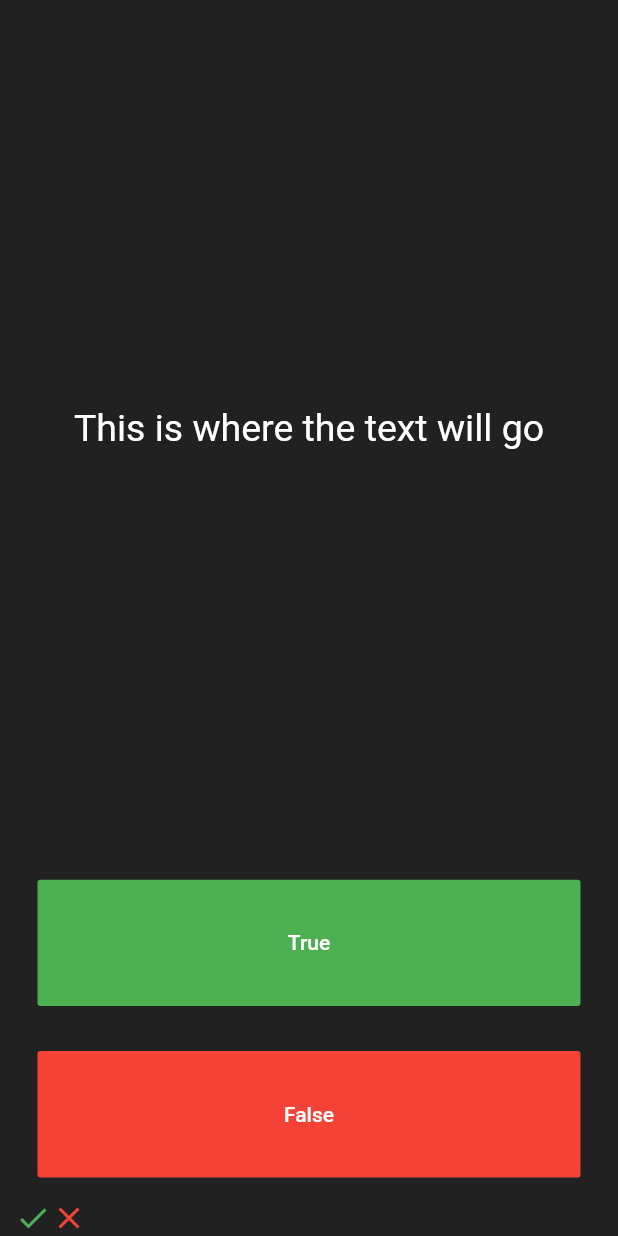
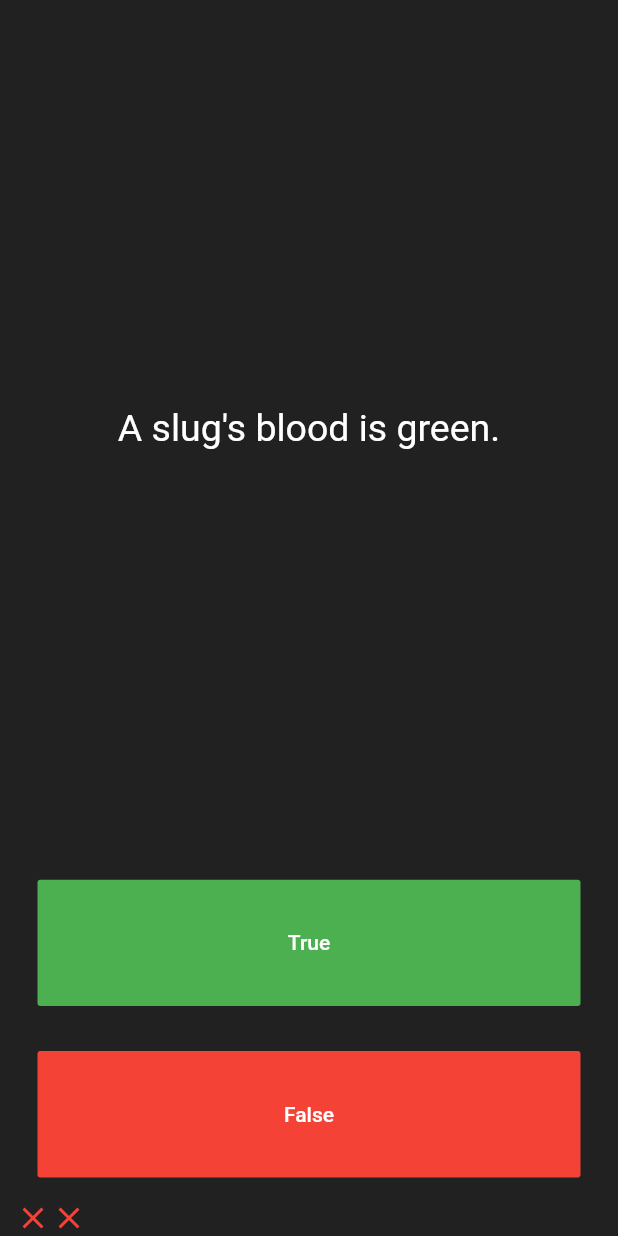
Before and after one commit to neddstarkk/quizzler-flutter, a Flutter app: the screen it shows after launch, after a tap on "True", after a tap on "False", on a phone screen of 412 x 824 dp. Run offline on Flutter 3.47's test engine with Material 2 defaults, Android fonts, the phone set to English and light mode, and no system bars.

Commit message:
Added a Questions class and implemented basic features of the app like verification of user answer

```diff
--- a/lib/main.dart
+++ b/lib/main.dart
@@ -1,4 +1,5 @@
 import 'package:flutter/material.dart';
+import 'questions.dart';
 
 void main() => runApp(Quizzler());
 
@@ -29,6 +30,45 @@ class QuizPage extends StatefulWidget {
 class _QuizPageState extends State<QuizPage> {
   List<Icon> scoreKeeper = [];
 
+  void checkAnswer(bool userPickedAnswer) {
+    bool correctAnswer = questionBank[questionNumber].questionAnswer;
+
+    if (userPickedAnswer == correctAnswer) {
+      scoreKeeper.add(Icon(
+        Icons.check,
+        color: Colors.green,
+      ));
+    } else {
+      scoreKeeper.add(Icon(
+        Icons.close,
+        color: Colors.red,
+      ));
+    }
+    setState(() {
+      questionNumber++;
+    });
+  }
+
+//  List<String> questions = [
+//    'You can lead a cow down stairs but not up stairs.',
+//    'Approximately one quarter of human bones are in the feet.',
+//    'A slug\'s blood is green.',
+//  ];
+//
+//  List<bool> answers = [false, true, true];
+//
+//  Question q1 = new Question(
+//      q: 'You can lead a cow down stairs but not up stairs.', a: false);
+
+  List<Question> questionBank = [
+    Question(q: 'You can lead a cow down stairs but not up stairs.', a: false),
+    Question(
+        q: 'Approximately one quarter of human bones are in the feet.',
+        a: true),
+    Question(q: 'A slug\'s blood is green.', a: true)
+  ];
+  int questionNumber = 0;
+
   @override
   Widget build(BuildContext context) {
     return Column(
@@ -41,7 +81,7 @@ class _QuizPageState extends State<QuizPage> {
             padding: EdgeInsets.all(10.0),
             child: Center(
               child: Text(
-                "This is where the text will go",
+                questionBank[questionNumber].questionText,
                 style: TextStyle(
                   fontSize: 25.0,
                   color: Colors.white,
@@ -54,20 +94,12 @@ class _QuizPageState extends State<QuizPage> {
           child: Padding(
             padding: EdgeInsets.all(15.0),
             child: FlatButton(
-              textColor: Colors.white,
-              color: Colors.green,
-              child: Text("True"),
-              onPressed: () {
-                setState(
-                  () {
-                    scoreKeeper.add(Icon(
-                      Icons.check,
-                      color: Colors.green,
-                    ));
-                  },
-                );
-              },
-            ),
+                textColor: Colors.white,
+                color: Colors.green,
+                child: Text("True"),
+                onPressed: () {
+                  checkAnswer(true);
+                }),
           ),
         ),
         Expanded(
@@ -78,9 +110,7 @@ class _QuizPageState extends State<QuizPage> {
               color: Colors.red,
               child: Text("False"),
               onPressed: () {
-                setState(() {
-                  scoreKeeper.add(Icon(Icons.close, color: Colors.red,));
-                });
+                checkAnswer(false);
               },
             ),
           ),
--- /dev/null
+++ b/lib/questions.dart
@@ -0,0 +1,11 @@
+class Question {
+
+  String questionText;
+  bool questionAnswer;
+
+  Question({String q, bool a}) {
+     questionText = q;
+     questionAnswer = a;
+  }
+
+}
```
